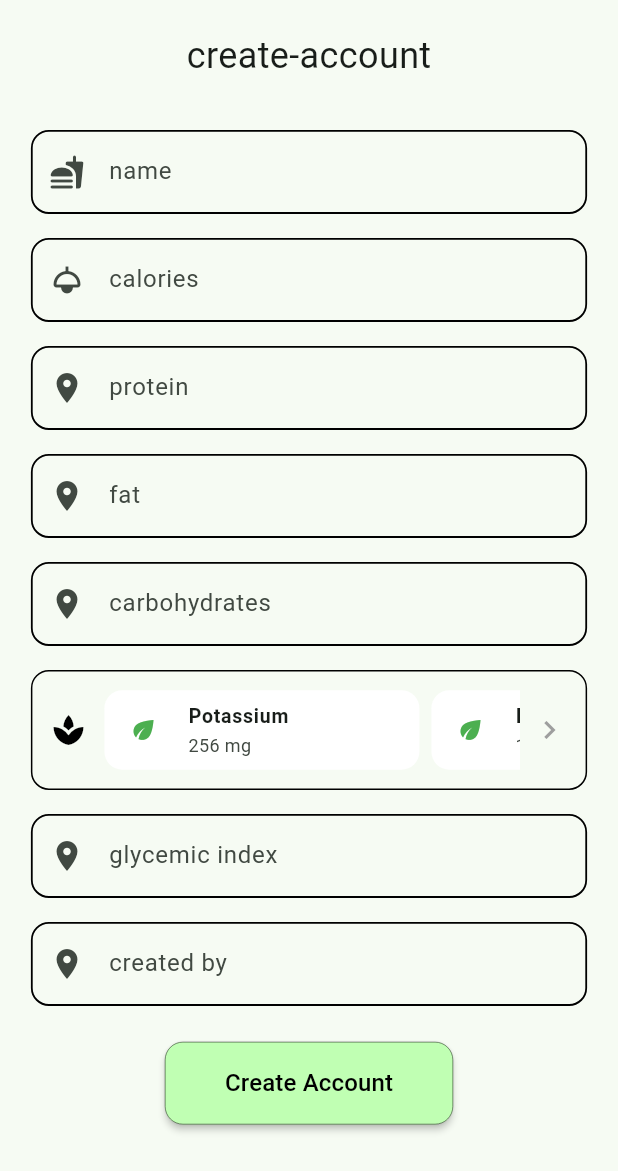
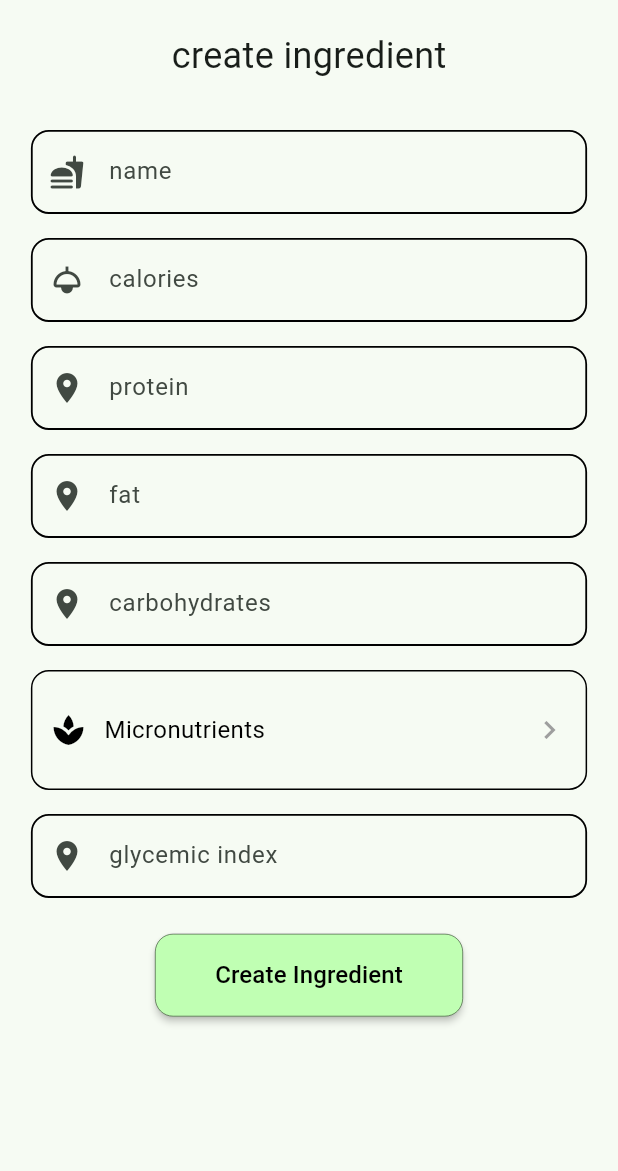
Before and after one commit to ObedDM/Fitness-system-project, a Flutter app: the IngredientAddScreen screen opened by its route, on a phone screen of 412 x 824 dp. Shown: the top 1171 px of the screen. Run offline on Flutter 3.47's test engine with Material 3 defaults, Android fonts, the light colour scheme and no system bars; our stand-ins replace flutter_secure_storage; accounts and stored records are empty.

Commit message:
Update: removed hardcoded test list for micronutrient and added backend endpoint consumption

```diff
--- a/mobile/lib/features/ingredients/screens/ingredient_add_screen.dart
+++ b/mobile/lib/features/ingredients/screens/ingredient_add_screen.dart
@@ -19,28 +19,8 @@ class _IngredientAddScreenState extends State<IngredientAddScreen> {
   final _fatController = TextEditingController();
   final _carbohydratesController = TextEditingController();
   final _glycemicIndexController = TextEditingController();
-  final _createdByController = TextEditingController();
 
-  final List<Map<String, dynamic>> _micronutrients = [
-    {
-      "name": "Potassium",
-      "quantity": 256,
-      "unit": "mg",
-      "category": "Mineral"
-    },
-    {
-      "name": "Iron",
-      "quantity": 1,
-      "unit": "mg",
-      "category": "Mineral"
-    },
-    {
-      "name": "Vitamin A",
-      "quantity": 1,
-      "unit": "mg",
-      "category": "Mineral"
-    }
-  ];
+  final List<Map<String, dynamic>> _micronutrients = [];
 
     void _showMicronutrientsModal() async {
       await showModalBottomSheet(
@@ -68,7 +48,6 @@ class _IngredientAddScreenState extends State<IngredientAddScreen> {
       _fatController.dispose();
       _carbohydratesController.dispose();
       _glycemicIndexController.dispose();
-      _createdByController.dispose();
       super.dispose();
     }
 
@@ -89,9 +68,9 @@ class _IngredientAddScreenState extends State<IngredientAddScreen> {
                   controller: _scrollController,
                   child: Column(
                     children: [
-                      // Welcome text
+
                       Text(
-                        "create-account",
+                        "create ingredient",
                         style: TextStyle(fontSize: 24),
                       ),
 
@@ -194,27 +173,20 @@ class _IngredientAddScreenState extends State<IngredientAddScreen> {
                       ),
 
                       // Blank space
-                      const SizedBox(height: 16),
-
-                      TextField(
-                        controller: _createdByController,
-                        keyboardType: TextInputType.numberWithOptions(decimal: true),
-                        decoration: InputDecoration(
-                          hintText: "created by",
-                          prefixIcon: Icon(Icons.place),
-                          enabledBorder: OutlineInputBorder(
-                            borderRadius: BorderRadius.circular(12),
-                            borderSide: const BorderSide(color: Colors.black, width: 1.2)
-                          ),
-                        ),
-                      ),
-
-                      // Blank space
                       const SizedBox(height: 24),
 
                       // IngredientAddScreen Button
                       MaterialButton(
                         onPressed: () async {
+                          final micronutrientsPayload = <String, num>{};
+                          for (final m in _micronutrients) {
+                            final name = m['name'] as String;
+                            final quantity = m['quantity'] as num;
+
+                            micronutrientsPayload[name] = quantity;
+                          }
+
+
                           final ingredientData = <String, dynamic> {
                             'name': _nameController.text,
                             'calories': _caloriesController.text,
@@ -222,17 +194,10 @@ class _IngredientAddScreenState extends State<IngredientAddScreen> {
                             'fat': _fatController.text,
                             'carbohydrates': _carbohydratesController.text,
                             'glycemic_index': _glycemicIndexController.text,
+                            'micronutrients': micronutrientsPayload,
                           };
 
-                          /*if (_ageController.text.isNotEmpty) {
-                            userData['age'] = int.tryParse(_ageController.text);
-                          }
-                          if (_weightController.text.isNotEmpty) {
-                            userData['weight'] = double.tryParse(_weightController.text);
-                          }
-                          if (_heightController.text.isNotEmpty) {
-                            userData['height'] = double.tryParse(_heightController.text);
-                          }
+                          print(ingredientData);
 
                           final success = await AuthService().addIngredient(ingredientData);
 
@@ -245,7 +210,7 @@ class _IngredientAddScreenState extends State<IngredientAddScreen> {
                             ScaffoldMessenger.of(context).showSnackBar(
                               SnackBar(content: Text('Registration failed')),
                             );
-                          }*/
+                          }
                         },
                         color: const Color.fromARGB(255, 192, 255, 179),
                         padding: const EdgeInsets.symmetric(
@@ -260,7 +225,7 @@ class _IngredientAddScreenState extends State<IngredientAddScreen> {
                           )
                         ),
                         child: const Text(
-                          'Create Account',
+                          'Create Ingredient',
                           style: TextStyle(
                             color: Colors.black,
                             fontSize: 16,
```
Also changed, not shown: mobile/lib/services/auth_service.dart (+22 -1 lines).
